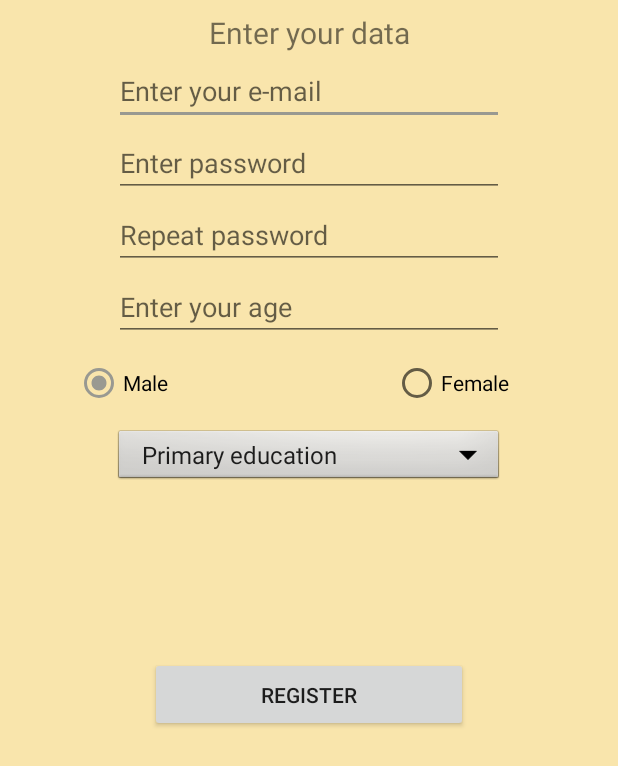
After one commit to hycnara/shapewatcher, an Android app: the RegistrationActivity screen opened directly, with no data from a screen before it, on a phone screen of 412 x 824 dp. The commit adds this screen. Shown: the top 766 px of the screen. Run offline under Robolectric (Android 15) with nearby library versions, the phone set to English and light mode, and no system bars; our stand-ins replace Firebase (no records; nobody signed in at launch, a user with empty details on screens opened directly).

Commit message:
Registration and logging added, new empty activity as game menu

```diff
--- a/app/src/main/java/agh/edu/pl/shapewatcher/WelcomeActivity.java
+++ b/app/src/main/java/pl/edu/agh/shapewatcher/MenuActivity.java
@@ -1,13 +1,13 @@
-package agh.edu.pl.shapewatcher;
+package pl.edu.agh.shapewatcher;
 
 import android.support.v7.app.AppCompatActivity;
 import android.os.Bundle;
 
-public class WelcomeActivity extends AppCompatActivity {
+public class MenuActivity extends AppCompatActivity {
 
     @Override
     protected void onCreate(Bundle savedInstanceState) {
         super.onCreate(savedInstanceState);
-        setContentView(R.layout.activity_welcome);
+        setContentView(R.layout.activity_menu);
     }
 }
--- /dev/null
+++ b/app/src/main/java/pl/edu/agh/shapewatcher/RegistrationActivity.java
@@ -0,0 +1,118 @@
+package pl.edu.agh.shapewatcher;
+
+import android.app.ProgressDialog;
+import android.content.Intent;
+import android.support.annotation.NonNull;
+import android.support.v7.app.AppCompatActivity;
+import android.os.Bundle;
+import android.text.TextUtils;
+import android.util.Log;
+import android.view.View;
+import android.widget.Button;
+import android.widget.EditText;
+import android.widget.RadioButton;
+import android.widget.Spinner;
+import android.widget.Toast;
+
+import com.google.android.gms.tasks.OnCompleteListener;
+import com.google.android.gms.tasks.Task;
+import com.google.firebase.auth.AuthResult;
+import com.google.firebase.auth.FirebaseAuth;
+
+
+public class RegistrationActivity extends AppCompatActivity implements View.OnClickListener{
+
+    private EditText editTextEmail;
+    private EditText editTextPassword;
+    private EditText editTextPassword2;
+    private EditText editTextAge;
+    private RadioButton radioButtonMale;
+    private RadioButton radioButtonFemale;
+    private Spinner spinnerEducation;
+    private Button buttonRegister;
+
+    private ProgressDialog progressDialog;
+
+    private FirebaseAuth firebaseAuth;
+
+
+    @Override
+    protected void onCreate(Bundle savedInstanceState) {
+        super.onCreate(savedInstanceState);
+        setContentView(R.layout.activity_registration);
+
+        firebaseAuth = FirebaseAuth.getInstance();
+        progressDialog = new ProgressDialog(this);
+
+        editTextEmail = (EditText) findViewById(R.id.editTextEmail);
+        editTextPassword = (EditText) findViewById(R.id.editTextPassword);
+        editTextPassword2 = (EditText) findViewById(R.id.editTextPassword2);
+        editTextAge = (EditText) findViewById(R.id.editTextAge);
+        radioButtonMale = (RadioButton) findViewById(R.id.radioButtonMale);
+        radioButtonFemale = (RadioButton) findViewById(R.id.radioButtonFemale);
+        spinnerEducation = (Spinner) findViewById(R.id.spinnerEducation);
+        buttonRegister = (Button) findViewById(R.id.buttonRegister);
+
+        buttonRegister.setOnClickListener(this);
+        radioButtonFemale.setOnClickListener(this);
+        radioButtonMale.setOnClickListener(this);
+    }
+
+    @Override
+    public void onClick(View v) {
+        if(v == buttonRegister){
+            registerUser();
+        }
+        if(v == radioButtonFemale){
+            radioButtonMale.setChecked(false);
+        }
+        if(v == radioButtonMale){
+            radioButtonFemale.setChecked(false);
+        }
+    }
+
+    private void registerUser() {
+        String email = editTextEmail.getText().toString().trim();
+        String password = editTextPassword.getText().toString().trim();
+        String password2 = editTextPassword2.getText().toString().trim();
+        int age = 0;
+        if(!editTextAge.getText().toString().isEmpty())
+            age = Integer.parseInt(editTextAge.getText().toString());
+        String sex = radioButtonMale.isChecked() ? "Male" : "Female";
+        String education = spinnerEducation.getSelectedItem().toString();
+
+        if(TextUtils.isEmpty(email)){
+            Toast.makeText(this, "Please enter email", Toast.LENGTH_SHORT).show();
+            return;
+        }
+        if(TextUtils.isEmpty(password) || password.length() < 6){
+            Toast.makeText(this, "Please enter password with at least 6 characters", Toast.LENGTH_SHORT).show();
+            return;
+        }
+        if(TextUtils.isEmpty(password2) || (!password2.equals(password))){
+            Toast.makeText(this, "Repeated password incorrect", Toast.LENGTH_SHORT).show();
+            return;
+        }
+        if( age < 1 || age > 100){
+            Toast.makeText(this, "Please enter valid age", Toast.LENGTH_SHORT).show();
+            return;
+        }
+        progressDialog.setMessage("Registering user ...");
+        progressDialog.show();
+
+        firebaseAuth.createUserWithEmailAndPassword(email,password).addOnCompleteListener(this, new OnCompleteListener<AuthResult>() {
+            @Override
+            public void onComplete(@NonNull Task<AuthResult> task) {
+                if(task.isSuccessful()){
+                    Toast.makeText(RegistrationActivity.this, "Registered succesfully", Toast.LENGTH_SHORT).show();
+                    progressDialog.dismiss();
+                    finish();
+                    startActivity(new Intent(RegistrationActivity.this, LoginActivity.class));
+                }else{
+                    Toast.makeText(RegistrationActivity.this, "Could not register, try again later", Toast.LENGTH_SHORT).show();
+                    progressDialog.dismiss();
+                }
+            }
+        });
+    }
+}
--- /dev/null
+++ b/app/src/main/res/layout/activity_registration.xml
@@ -0,0 +1,127 @@
+<?xml version="1.0" encoding="utf-8"?>
+<android.support.constraint.ConstraintLayout xmlns:android="http://schemas.android.com/apk/res/android"
+    xmlns:app="http://schemas.android.com/apk/res-auto"
+    xmlns:tools="http://schemas.android.com/tools"
+    android:layout_width="match_parent"
+    android:layout_height="match_parent"
+    android:background="@color/butter"
+    tools:context="pl.edu.agh.shapewatcher.RegistrationActivity">
+
+    <EditText
+        android:id="@+id/editTextEmail"
+        android:layout_width="260dp"
+        android:layout_height="40dp"
+        android:ems="10"
+        android:hint="Enter your e-mail"
+        android:inputType="textEmailAddress"
+        app:layout_constraintLeft_toLeftOf="parent"
+        app:layout_constraintRight_toRightOf="parent"
+        android:layout_marginLeft="8dp"
+        android:layout_marginRight="8dp"
+        android:layout_marginTop="8dp"
+        app:layout_constraintTop_toBottomOf="@+id/textViewEnterData" />
+
+    <EditText
+        android:id="@+id/editTextPassword"
+        android:layout_width="260dp"
+        android:layout_height="40dp"
+        android:ems="10"
+        android:hint="Enter password"
+        android:inputType="textPassword"
+        app:layout_constraintLeft_toLeftOf="parent"
+        app:layout_constraintRight_toRightOf="parent"
+        android:layout_marginTop="8dp"
+        app:layout_constraintTop_toBottomOf="@+id/editTextEmail"
+        android:layout_marginLeft="8dp"
+        android:layout_marginRight="8dp" />
+
+    <EditText
+        android:id="@+id/editTextPassword2"
+        android:layout_width="260dp"
+        android:layout_height="40dp"
+        android:ems="10"
+        android:hint="Repeat password"
+        android:inputType="textPassword"
+        app:layout_constraintLeft_toLeftOf="parent"
+        app:layout_constraintRight_toRightOf="parent"
+        android:layout_marginTop="8dp"
+        app:layout_constraintTop_toBottomOf="@+id/editTextPassword"
+        android:layout_marginLeft="8dp"
+        android:layout_marginRight="8dp" />
+
+    <EditText
+        android:id="@+id/editTextAge"
+        android:layout_width="260dp"
+        android:layout_height="40dp"
+        android:ems="10"
+        android:hint="Enter your age"
+        android:inputType="number"
+        app:layout_constraintLeft_toLeftOf="parent"
+        app:layout_constraintRight_toRightOf="parent"
+        android:layout_marginTop="8dp"
+        app:layout_constraintTop_toBottomOf="@+id/editTextPassword2"
+        android:layout_marginLeft="8dp"
+        android:layout_marginRight="8dp" />
+
+    <RadioButton
+        android:id="@+id/radioButtonMale"
+        android:layout_width="100dp"
+        android:layout_height="40dp"
+        android:text="Male"
+        android:checked="true"
+        android:layout_marginTop="8dp"
+        app:layout_constraintTop_toBottomOf="@+id/editTextAge"
+        android:layout_marginLeft="50dp"
+        app:layout_constraintLeft_toLeftOf="parent"
+        app:layout_constraintRight_toLeftOf="@+id/radioButtonFemale"
+        android:layout_marginRight="8dp"
+        app:layout_constraintHorizontal_bias="0.0" />
+
+    <RadioButton
+        android:id="@+id/radioButtonFemale"
+        android:layout_width="100dp"
+        android:layout_height="40dp"
+        android:text="Female"
+        android:layout_marginTop="8dp"
+        app:layout_constraintTop_toBottomOf="@+id/editTextAge"
+        android:layout_marginRight="50dp"
+        app:layout_constraintRight_toRightOf="parent" />
+
+    <Spinner
+        android:id="@+id/spinnerEducation"
+        android:layout_width="260dp"
+        android:layout_height="40dp"
+        android:entries="@array/spinnerItems"
+        app:layout_constraintLeft_toLeftOf="parent"
+        app:layout_constraintRight_toRightOf="parent"
+        android:layout_marginTop="57dp"
+        android:spinnerMode="dropdown"
+        style="@android:style/Widget.Spinner"
+        app:layout_constraintTop_toBottomOf="@+id/editTextAge" />
+
+    <Button
+        android:id="@+id/buttonRegister"
+        android:layout_width="212dp"
+        android:layout_height="50dp"
+        android:text="Register"
+        app:layout_constraintLeft_toLeftOf="parent"
+        app:layout_constraintRight_toRightOf="parent"
+        android:layout_marginTop="113dp"
+        app:layout_constraintTop_toBottomOf="@+id/spinnerEducation"
+        android:layout_marginLeft="8dp"
+        android:layout_marginRight="8dp" />
+
+    <TextView
+        android:id="@+id/textViewEnterData"
+        android:layout_width="wrap_content"
+        android:layout_height="wrap_content"
+        android:layout_marginTop="8dp"
+        android:text="Enter your data"
+        android:textSize="20dp"
+        app:layout_constraintTop_toTopOf="parent"
+        app:layout_constraintLeft_toLeftOf="parent"
+        app:layout_constraintRight_toRightOf="parent"
+        android:layout_marginLeft="8dp"
+        android:layout_marginRight="8dp" />
+
+</android.support.constraint.ConstraintLayout>
--- /dev/null
+++ b/app/src/main/res/values/array.xml
@@ -0,0 +1,11 @@
+<?xml version="1.0" encoding="utf-8"?>
+<resources>
+    <string-array name="spinnerItems">
+        <item>Primary education</item>
+        <item>Secondary education</item>
+        <item>High School</item>
+        <item>Bachelor\'s degree</item>
+        <item>Master\'s degree</item>
+        <item>Doctorate</item>
+    </string-array>
+</resources>
--- a/app/src/main/res/values/colors.xml
+++ b/app/src/main/res/values/colors.xml
@@ -2,5 +2,9 @@
 <resources>
     <color name="colorPrimary">#3F51B5</color>
     <color name="colorPrimaryDark">#303F9F</color>
-    <color name="colorAccent">#FF4081</color>
+    <color name="colorAccent">#999991</color>
+    <color name="butter">#F9E5AC</color>
+    <color name="white">#FFFFFF</color>
+
+    <color name="black_overlay">#66000000</color>
 </resources>
--- a/app/src/main/res/values/strings.xml
+++ b/app/src/main/res/values/strings.xml
@@ -1,3 +1,7 @@
 <resources>
     <string name="app_name">ShapeWatcher</string>
+
+    <string name="title_activity_menu">MenuActivity</string>
+    <string name="dummy_button">Dummy Button</string>
+    <string name="dummy_content">DUMMY\nCONTENT</string>
 </resources>
```
Also changed, not shown: app/build.gradle (+13 -1 lines), app/src/main/AndroidManifest.xml (+14 -5 lines), app/src/main/java/pl/edu/agh/shapewatcher/LoginActivity.java (added, +88 -0 lines), app/src/main/java/pl/edu/agh/shapewatcher/entities/User.java (added, +9 -0 lines), app/src/main/res/layout/activity_login.xml (added, +51 -0 lines), app/src/main/res/layout/activity_menu.xml (added, +10 -0 lines), app/src/main/res/layout/activity_welcome.xml (+38 -4 lines), app/src/main/res/values/attrs.xml (added, +12 -0 lines), app/src/main/res/values/styles.xml (+13 -1 lines), build.gradle (+4 -3 lines), 1 other file.
